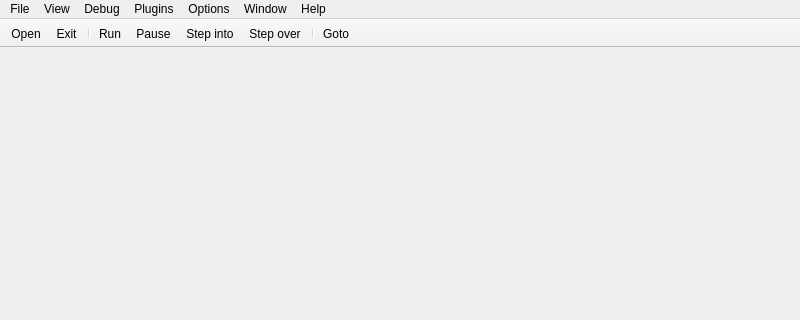
The window that x64_dbg_gui/Project/Src/Gui/MainWindow.ui (x64dbg/x64_dbg_old) describes before a commit, drawn with Qt 5; both pictures show x 0 to 800 and y 0 to 320 of the 800 by 600 pixel window.
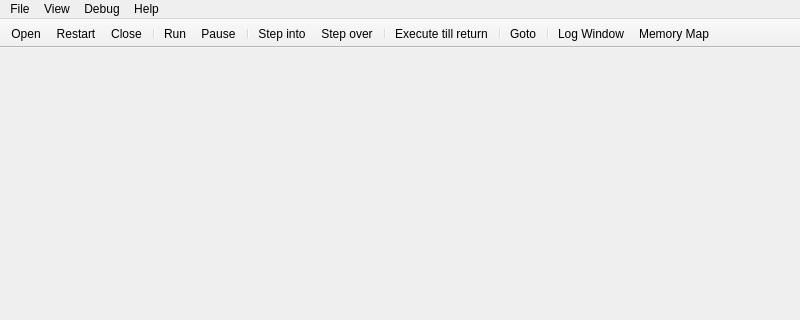
The same window after the commit. Icons and pictures are not drawn.

Commit message:
GUI: added many icons (+ updated some old ones)
DBG: removed useless 'stepped!' and 'returned!' log messages
GUI: fixed some ulong->uint_t issues
GUI: updated about
GUI: added some toolbar entries

```diff
--- a/x64_dbg_gui/Project/Src/Gui/MainWindow.ui
+++ b/x64_dbg_gui/Project/Src/Gui/MainWindow.ui
@@ -52,21 +52,6 @@
     <addaction name="separator"/>
     <addaction name="actionCommand"/>
    </widget>
-   <widget class="QMenu" name="menuPlugins">
-    <property name="title">
-     <string>Plugins</string>
-    </property>
-   </widget>
-   <widget class="QMenu" name="menuOptions">
-    <property name="title">
-     <string>Options</string>
-    </property>
-   </widget>
-   <widget class="QMenu" name="menuWindow">
-    <property name="title">
-     <string>Window</string>
-    </property>
-   </widget>
    <widget class="QMenu" name="menuHelp">
     <property name="title">
      <string>Help</string>
@@ -76,15 +61,18 @@
    <addaction name="menuFile"/>
    <addaction name="menuView"/>
    <addaction name="menuDebug"/>
-   <addaction name="menuPlugins"/>
-   <addaction name="menuOptions"/>
-   <addaction name="menuWindow"/>
    <addaction name="menuHelp"/>
   </widget>
   <widget class="QToolBar" name="mainToolBar">
    <property name="movable">
     <bool>false</bool>
    </property>
+   <property name="iconSize">
+    <size>
+     <width>16</width>
+     <height>16</height>
+    </size>
+   </property>
    <attribute name="toolBarArea">
     <enum>TopToolBarArea</enum>
    </attribute>
@@ -92,14 +80,21 @@
     <bool>false</bool>
    </attribute>
    <addaction name="actionOpen"/>
-   <addaction name="actionExit"/>
+   <addaction name="actionRestart"/>
+   <addaction name="actionClose"/>
    <addaction name="separator"/>
    <addaction name="actionRun"/>
    <addaction name="actionPause"/>
+   <addaction name="separator"/>
    <addaction name="actionStepInto"/>
    <addaction name="actionStepOver"/>
    <addaction name="separator"/>
+   <addaction name="actionRtr"/>
+   <addaction name="separator"/>
    <addaction name="actionGoto"/>
+   <addaction name="separator"/>
+   <addaction name="actionLog"/>
+   <addaction name="actionMemoryMap"/>
   </widget>
   <widget class="QStatusBar" name="statusBar"/>
   <widget class="QToolBar" name="cmdBar">
```
Left out of the diff: 79 changed lines with no effect on the pictures. The commit also changes 27 other files.
